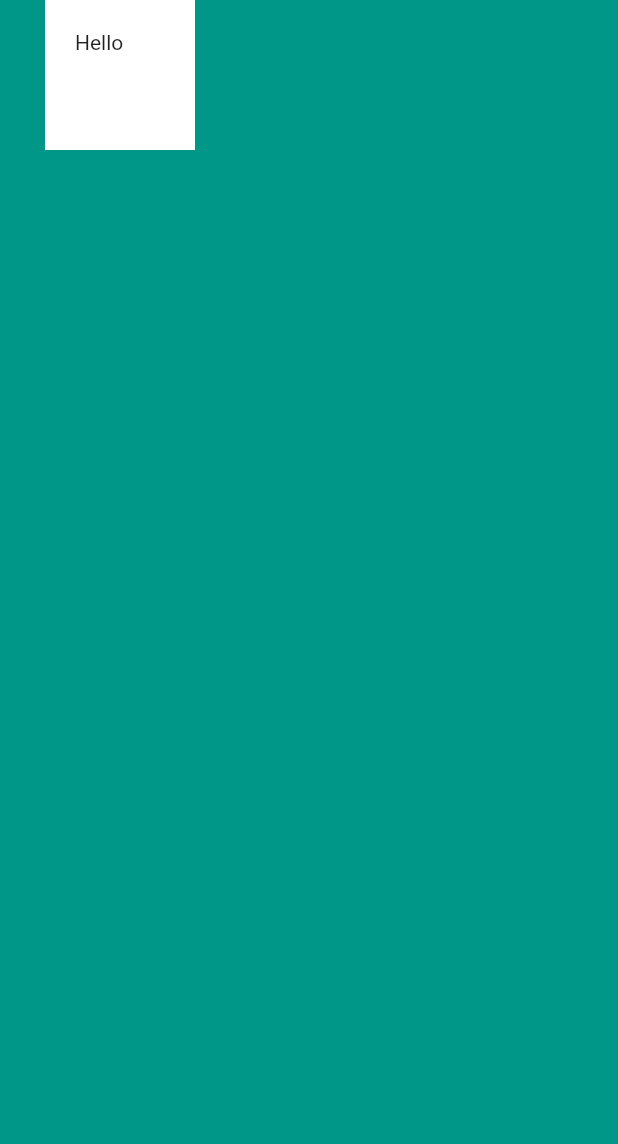
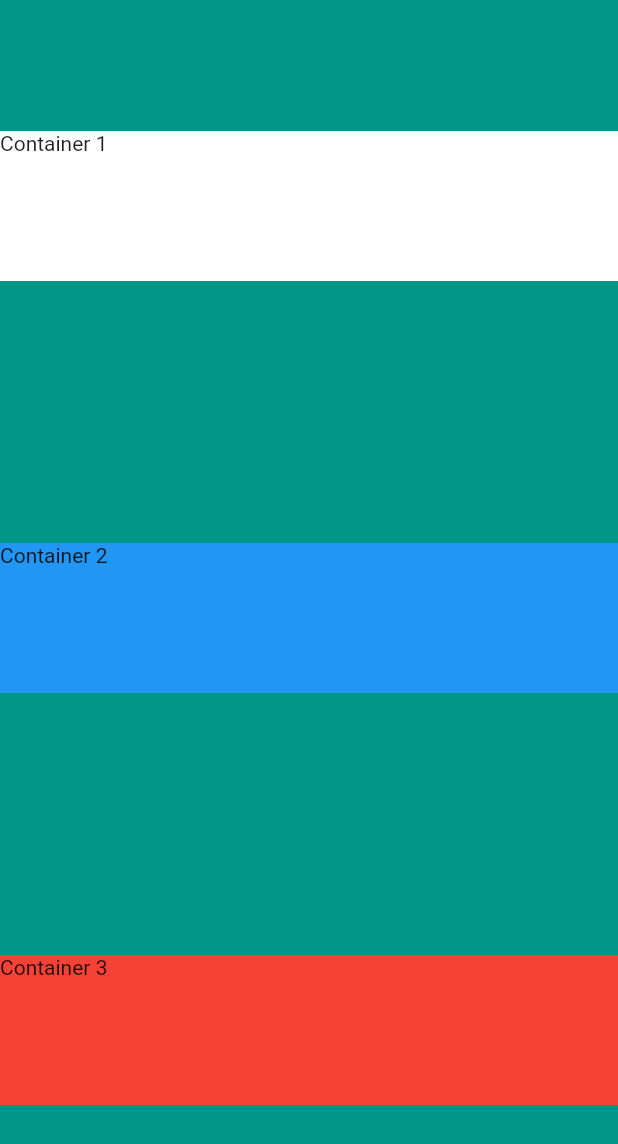
Before and after one commit to paulocf92/flutter-app-brewery, a Flutter app: the screen it shows after launch, on a phone screen of 412 x 824 dp. Shown: the top 1144 px of the screen. Run offline on Flutter 3.47's test engine with Material 2 defaults, Android fonts, the phone set to English and light mode, and no system bars.

Commit message:
feat: add flexbox-inspired Column Layout

```diff
--- a/mi-card/lib/main.dart
+++ b/mi-card/lib/main.dart
@@ -11,13 +11,26 @@ class MyApp extends StatelessWidget {
       home: Scaffold(
         backgroundColor: Colors.teal,
         body: SafeArea(
-          child: Container(
-            height: 100,
-            width: 100,
-            margin: EdgeInsets.only(left: 30),
-            padding: EdgeInsets.all(20),
-            color: Colors.white,
-            child: Text('Hello'),
+          child: Column(
+            mainAxisAlignment: MainAxisAlignment.spaceAround,
+            crossAxisAlignment: CrossAxisAlignment.stretch,
+            children: <Widget>[
+              Container(
+                height: 100,
+                color: Colors.white,
+                child: Text('Container 1'),
+              ),
+              Container(
+                height: 100,
+                color: Colors.blue,
+                child: Text('Container 2'),
+              ),
+              Container(
+                height: 100,
+                color: Colors.red,
+                child: Text('Container 3'),
+              ),
+            ],
           ),
         ),
       ),
```
